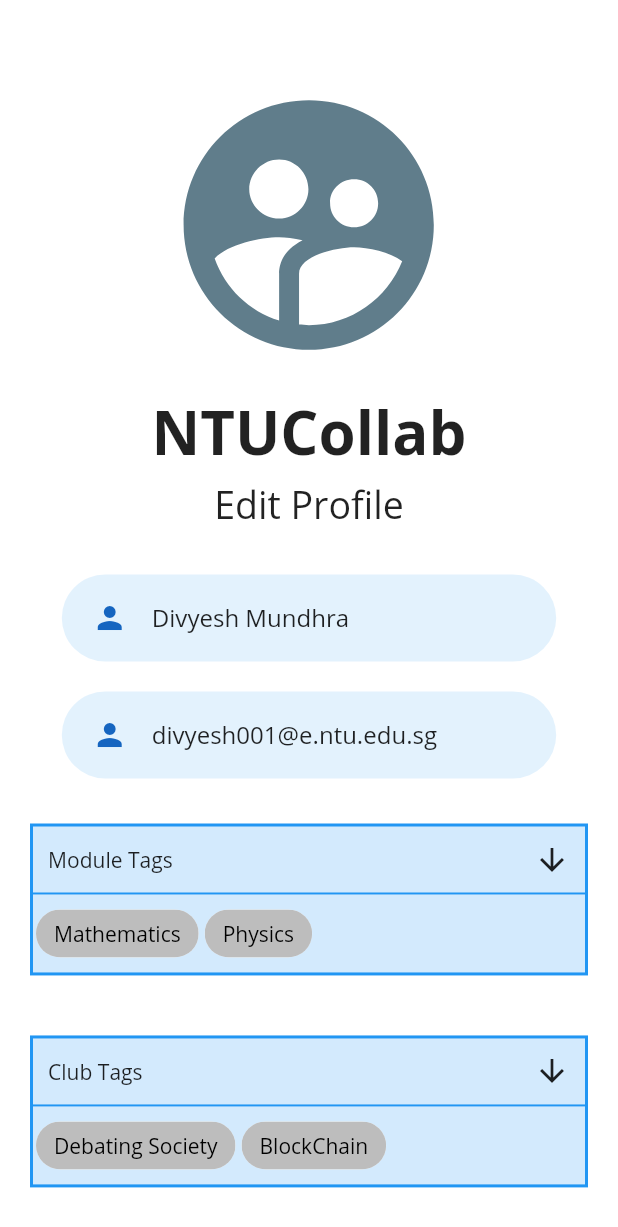
After one commit to guptajay/NTUCollab, a Flutter app: the AllClubsPage screen opened directly, after a tap on the "supervised user circle" icon, on a phone screen of 412 x 824 dp. The commit adds this screen. Shown: the top 1227 px of the screen. Run offline on Flutter 3.47's test engine with Material 2 defaults, Android fonts, the phone set to English and light mode, and no system bars; drawn by our look-alikes of multi_select_flutter; our stand-ins replace cloud_firestore, firebase_auth, firebase_core, flutter_swiper, google_sign_in, rating_dialog; accounts and stored records are empty.

Commit message:
added edit profile button to app bar (#21)

```diff
--- a/lib/screens/all_clubs.dart
+++ b/lib/screens/all_clubs.dart
@@ -16,7 +16,7 @@ class _AllClubsPageState extends State<AllClubsPage> {
   @override
   Widget build(BuildContext context) {
     return Scaffold(
-        appBar: AppbarWidget.getAppBar("All Clubs", Colors.blue[400], Colors.white),
+        appBar: AppbarWidget.getAppBar(context,"All Clubs", Colors.blue[400], Colors.white),
         body: SingleChildScrollView(
           child: Column(children: <Widget>[
             SizedBox(height: 10,),
--- a/lib/screens/all_groups.dart
+++ b/lib/screens/all_groups.dart
@@ -16,7 +16,7 @@ class _AllGroupPageState extends State<AllGroupPage> {
   @override
   Widget build(BuildContext context) {
     return Scaffold(
-      appBar: AppbarWidget.getAppBar("Interest Groups", Colors.blue[400], Colors.white),
+      appBar: AppbarWidget.getAppBar(context,"Interest Groups", Colors.blue[400], Colors.white),
       body: SingleChildScrollView(
       child: Column(children: <Widget>[
         SizedBox(height: 10,),
--- a/lib/screens/all_modules.dart
+++ b/lib/screens/all_modules.dart
@@ -16,7 +16,7 @@ class _AllModulesPageState extends State<AllModulesPage> {
   @override
   Widget build(BuildContext context) {
     return Scaffold(
-        appBar: AppbarWidget.getAppBar("All Modules", Colors.blue[400], Colors.white),
+        appBar: AppbarWidget.getAppBar(context,"All Modules", Colors.blue[400], Colors.white),
         body: SingleChildScrollView(
           child: Column(children: <Widget>[
             SizedBox(height: 10,),
--- a/lib/screens/club_details.dart
+++ b/lib/screens/club_details.dart
@@ -69,7 +69,7 @@ class _ClubDetailsPageState extends State<ClubDetailsPage> {
   Widget build(BuildContext context) {
     return Scaffold(
         appBar: AppbarWidget.getAppBar(
-            "Club Details", Colors.blue[400], Colors.white),
+            context,"Club Details", Colors.blue[400], Colors.white),
         body: SingleChildScrollView(
             child: Column(children: <Widget>[
               ClubDetailsCard.getClubDetailsCard(
--- a/lib/screens/club_tags.dart
+++ b/lib/screens/club_tags.dart
@@ -33,7 +33,7 @@ class _ClubTagsState extends State<ClubTags> {
   @override
   Widget build(BuildContext context) {
     return Scaffold(
-      appBar: AppbarWidget.getAppBar("Select Tags", Colors.blue[400], Colors.white),
+      appBar: AppbarWidget.getAppBar(context,"Select Tags", Colors.blue[400], Colors.white),
       body: SingleChildScrollView(
         child: Container(
           alignment: Alignment.center,
--- a/lib/screens/clubs.dart
+++ b/lib/screens/clubs.dart
@@ -10,7 +10,7 @@ class Clubs extends StatelessWidget {
   @override
   Widget build(BuildContext context) {
     return Scaffold(
-      appBar: AppbarWidget.getAppBar("Clubs", Colors.blue[400], Colors.white),
+      appBar: AppbarWidget.getAppBar(context,"Clubs", Colors.blue[400], Colors.white),
       body: SingleChildScrollView(
         child: Container(
           child: Center(
--- a/lib/screens/groups.dart
+++ b/lib/screens/groups.dart
@@ -11,7 +11,7 @@ class Groups extends StatelessWidget {
   @override
   Widget build(BuildContext context) {
     return Scaffold(
-      appBar: AppbarWidget.getAppBar("Interest Groups", Colors.blue[400], Colors.white),
+      appBar: AppbarWidget.getAppBar(context,"Interest Groups", Colors.blue[400], Colors.white),
       body: SingleChildScrollView(
         child: Container(
           child: Center(
--- a/lib/screens/interest_group_tags.dart
+++ b/lib/screens/interest_group_tags.dart
@@ -34,7 +34,7 @@ class _InterestGroupTagsState extends State<InterestGroupTags> {
   @override
   Widget build(BuildContext context) {
     return Scaffold(
-      appBar: AppbarWidget.getAppBar("Select Tags", Colors.blue[400], Colors.white),
+      appBar: AppbarWidget.getAppBar(context,"Select Tags", Colors.blue[400], Colors.white),
       body: SingleChildScrollView(
         child: Container(
           alignment: Alignment.center,
--- a/lib/screens/module_detail.dart
+++ b/lib/screens/module_detail.dart
@@ -73,7 +73,7 @@ class _GroupDetailsPageState extends State<GroupDetailsPage> {
   Widget build(BuildContext context) {
     return Scaffold(
         appBar: AppbarWidget.getAppBar(
-            "Module Details", Colors.blue[400], Colors.white),
+            context,"Module Details", Colors.blue[400], Colors.white),
         body: SingleChildScrollView(
             child: Column(children: <Widget>[
               ModuleDetailsCard.getModuleDetailsCard(
--- a/lib/screens/module_tags.dart
+++ b/lib/screens/module_tags.dart
@@ -40,7 +40,7 @@ class _ModuleTagsPageState extends State<ModuleTagsPage> {
   Widget build(BuildContext context) {
     return Scaffold(
       appBar:
-          AppbarWidget.getAppBar("Select Tags", Colors.blue[400], Colors.white),
+          AppbarWidget.getAppBar(context,"Select Tags", Colors.blue[400], Colors.white),
       body: SingleChildScrollView(
         child: Container(
           alignment: Alignment.center,
--- a/lib/screens/modules.dart
+++ b/lib/screens/modules.dart
@@ -10,7 +10,7 @@ class Modules extends StatelessWidget {
   @override
   Widget build(BuildContext context) {
     return Scaffold(
-      appBar: AppbarWidget.getAppBar("Modules", Colors.blue[400], Colors.white),
+      appBar: AppbarWidget.getAppBar(context,"Modules", Colors.blue[400], Colors.white),
       body: SingleChildScrollView(
         child: Container(
           child: Center(
--- /dev/null
+++ b/lib/screens/view_profile.dart
@@ -0,0 +1,271 @@
+import 'package:flutter/material.dart';
+import 'package:ntucollab/screens/home.dart';
+import 'package:ntucollab/widgets/rounded_input.dart';
+import 'package:multi_select_flutter/multi_select_flutter.dart';
+import 'package:ntucollab/models/Tags.dart';
+
+class ViewProfilePage extends StatefulWidget {
+  @override
+  _ViewProfilePageState createState() => _ViewProfilePageState();
+}
+
+class _ViewProfilePageState extends State<ViewProfilePage> {
+  double _prevScale;
+  double _scale;
+  static List<Tags> _clubs = [
+    Tags(id: 1, name: "Debating Society"),
+    Tags(id: 2, name: "BlockChain"),
+  ];
+  static List<Tags> _modules = [
+    Tags(id: 1, name: "Mathematics"),
+    Tags(id: 2, name: "Physics"),
+  ];
+  static List<Tags> _interests = [
+    Tags(id: 1, name: "Running"),
+    Tags(id: 2, name: "Tennis"),
+    Tags(id: 3, name: "Hackathons"),
+  ];
+  static List _items;
+  List<Tags> _selectedClubs = [];
+  static List _items1;
+  List<Tags> _selectedModules = [];
+  static List _items2;
+  List<Tags> _selectedInterests = [];
+
+  @override
+  void initState() {
+    super.initState();
+    _prevScale = _scale = 1.0;
+    _items = _clubs
+        .map((animal) => MultiSelectItem<Tags>(animal, animal.name))
+        .toList();
+    _items1 = _modules
+        .map((animal) => MultiSelectItem<Tags>(animal, animal.name))
+        .toList();
+    _items2 = _interests
+        .map((animal) => MultiSelectItem<Tags>(animal, animal.name))
+        .toList();
+  }
+
+  @override
+  Widget build(BuildContext context) {
+    return GestureDetector(
+      onScaleUpdate: (ScaleUpdateDetails details) {
+        setState(() {
+          _scale = (_prevScale * (details.scale));
+        });
+      },
+      onScaleEnd: (ScaleEndDetails details) {
+        setState(() {
+          _prevScale = _scale;
+        });
+      },
+      child: Scaffold(
+        backgroundColor: Colors.white,
+        body: SingleChildScrollView(
+          child: Container(
+            child: Center(
+              child: Column(
+                mainAxisSize: MainAxisSize.max,
+                mainAxisAlignment: MainAxisAlignment.center,
+                children: <Widget>[
+                  SizedBox(
+                    height: 50 * _scale,
+                  ),
+                  Icon(
+                      Icons.supervised_user_circle,
+                      color: Colors.blueGrey,
+                      size: 200
+                  ),
+                  SizedBox(
+                    height: 10 * _scale,
+                  ),
+                  Text("NTUCollab",
+                      style: TextStyle(
+                          fontSize: 40.0 * _scale,
+                          fontWeight: FontWeight.bold
+                      )),
+                  SizedBox(
+                    height: 5,
+                  ),
+                  Text("Edit Profile",
+                      style: TextStyle(
+                        fontSize: 25.0 * _scale,
+                      )),
+                  SizedBox(
+                    height: 20 * _scale,
+                  ),
+                  RoundedInputField(
+                    hintText: "Full Name",
+                    onChanged: (value) {},
+                    controller: TextEditingController(text: 'Divyesh Mundhra'),
+                  ),
+                  RoundedInputField(
+                    hintText: "Email",
+                    onChanged: (value) {},
+                    controller: TextEditingController(text: 'divyesh001@e.ntu.edu.sg'),
+                  ),
+                  Padding(
+                    padding: const EdgeInsets.all(20.0),
+                    child: Container(
+                      decoration: BoxDecoration(
+                        color: Theme.of(context).primaryColor.withOpacity(.2),
+                        border: Border.all(
+                          color: Theme.of(context).primaryColor,
+                          width: 2,
+                        ),
+                      ),
+                      child: Column(
+                        children: <Widget>[
+                          MultiSelectBottomSheetField(
+                            initialChildSize: 0.4,
+                            initialValue: _modules,
+                            listType: MultiSelectListType.CHIP,
+                            searchable: true,
+                            buttonText: Text("Module Tags"),
+                            title: Text("Modules"),
+                            items: _items1,
+                            onConfirm: (values) {
+                              _selectedModules = values;
+                            },
+                            chipDisplay: MultiSelectChipDisplay(
+                              chipColor: Colors.grey[400],
+                              textStyle: TextStyle(color: Colors.black),
+                              onTap: (value) {
+                                setState(() {
+                                  _selectedModules.remove(value);
+                                });
+                              },
+                            ),
+                            onSelectionChanged: (values) {
+                              print(values);
+                            },
+                          ),
+                        ],
+                      ),
+                    ),
+                  ),
+                  Padding(
+                    padding: const EdgeInsets.all(20.0),
+                    child: Container(
+                      decoration: BoxDecoration(
+                        color: Theme.of(context).primaryColor.withOpacity(.2),
+                        border: Border.all(
+                          color: Theme.of(context).primaryColor,
+                          width: 2,
+                        ),
+                      ),
+                      child: Column(
+                        children: <Widget>[
+                          MultiSelectBottomSheetField(
+                            initialChildSize: 0.4,
+                            initialValue: _clubs,
+                            listType: MultiSelectListType.CHIP,
+                            searchable: true,
+                            buttonText: Text("Club Tags"),
+                            title: Text("Clubs"),
+                            items: _items,
+                            onConfirm: (values) {
+                              _selectedClubs = values;
+                            },
+                            chipDisplay: MultiSelectChipDisplay(
+                              chipColor: Colors.grey[400],
+                              textStyle: TextStyle(color: Colors.black),
+                              onTap: (value) {
+                                setState(() {
+                                  _selectedClubs.remove(value);
+                                });
+                              },
+                            ),
+                            onSelectionChanged: (values){
+                              print(values);
+                            },
+                          ),
+
+                        ],
+                      ),
+                    ),
+                  ),
+                  Padding(
+                    padding: const EdgeInsets.all(20.0),
+                    child: Container(
+                      decoration: BoxDecoration(
+                        color: Theme.of(context).primaryColor.withOpacity(.2),
+                        border: Border.all(
+                          color: Theme.of(context).primaryColor,
+                          width: 2,
+                        ),
+                      ),
+                      child: Column(
+                        children: <Widget>[
+                          MultiSelectBottomSheetField(
+                            initialChildSize: 0.4,
+                            initialValue: _interests,
+                            listType: MultiSelectListType.CHIP,
+                            searchable: true,
+                            buttonText: Text("Interest Tags"),
+                            title: Text("Interests"),
+                            items: _items2,
+                            onConfirm: (values) {
+                              _selectedInterests = values;
+                            },
+                            chipDisplay: MultiSelectChipDisplay(
+                              chipColor: Colors.grey[400],
+                              textStyle: TextStyle(color: Colors.black),
+                              onTap: (value) {
+                                setState(() {
+                                  _selectedInterests.remove(value);
+                                });
+                              },
+                            ),
+                            onSelectionChanged: (values){
+                              print(values);
+                            },
+                          ),
+                        ],
+                      ),
+                    ),
+                  ),
+                  SizedBox(
+                    height: 20 * _scale,
+                  ),
+                  Padding(
+                    padding: const EdgeInsets.fromLTRB(0,0,0,5),
+                    child: OutlineButton(
+                      splashColor: Colors.grey,
+                      onPressed: () {
+                        Navigator.push(
+                          context,
+                          MaterialPageRoute(builder: (context) => Home()),
+                        );
+                      },
+                      shape: RoundedRectangleBorder(borderRadius: BorderRadius.circular(40)),
+                      highlightElevation: 0,
+                      borderSide: BorderSide(color: Colors.grey),
+                      child: Padding(
+                        padding: const EdgeInsets.fromLTRB(0, 10, 0, 10),
+                        child: Row(
+                          mainAxisSize: MainAxisSize.min,
+                          mainAxisAlignment: MainAxisAlignment.center,
+                          children: <Widget>[
+                            Text(
+                              'Save Changes',
+                              style: TextStyle(
+                                fontSize: 20 * _scale,
+                                color: Colors.blue[600],
+                              ),
+                            ),
+                          ],
+                        ),
+                      ),
+                    ),
+                  )
+                ],
+              ),
+            ),
+          ),
+        ),
+      ),
+    );
+  }
+}
--- a/lib/widgets/app_bar.dart
+++ b/lib/widgets/app_bar.dart
@@ -1,28 +1,30 @@
 import 'package:flutter/material.dart';
+import 'package:ntucollab/screens/view_profile.dart';
 
 class AppbarWidget {
   static getAppBar(
+    BuildContext context,
     String title,
     Color border,
     Color bgColor,
   ) {
     return AppBar(
-        title: Text(title,
-            style: TextStyle(
-                color: border,
-                fontSize: 35)),
-
-//        leading: IconButton(
-//          icon: Image.asset('assets/logo.png'),
-//          onPressed: () {},
-//        ),
+        title: Text(title, style: TextStyle(color: border, fontSize: 35)),
         actions: <Widget>[
+          IconButton(
+            icon: Icon(Icons.supervised_user_circle, size: 40),
+            onPressed: () {
+              Navigator.push(
+                context,
+                MaterialPageRoute(builder: (context) => ViewProfilePage()),
+              );
+            },
+          ),
           IconButton(
             icon: Image.asset('assets/images/logo.png'),
             onPressed: () {
-              // do something
             },
-          )
+          ),
         ],
         backgroundColor: bgColor,
         brightness: Brightness.light,
--- a/lib/widgets/rounded_input.dart
+++ b/lib/widgets/rounded_input.dart
@@ -5,11 +5,13 @@ class RoundedInputField extends StatelessWidget {
   final String hintText;
   final IconData icon;
   final ValueChanged<String> onChanged;
+  final TextEditingController controller;
   const RoundedInputField({
     Key key,
     this.hintText,
     this.icon = Icons.person,
     this.onChanged,
+    this.controller
   }) : super(key: key);
 
   @override
@@ -18,6 +20,7 @@ class RoundedInputField extends StatelessWidget {
       child: TextField(
         onChanged: onChanged,
         cursorColor: Colors.blue[800],
+        controller: controller,
         decoration: InputDecoration(
           icon: Icon(
             icon,
```
